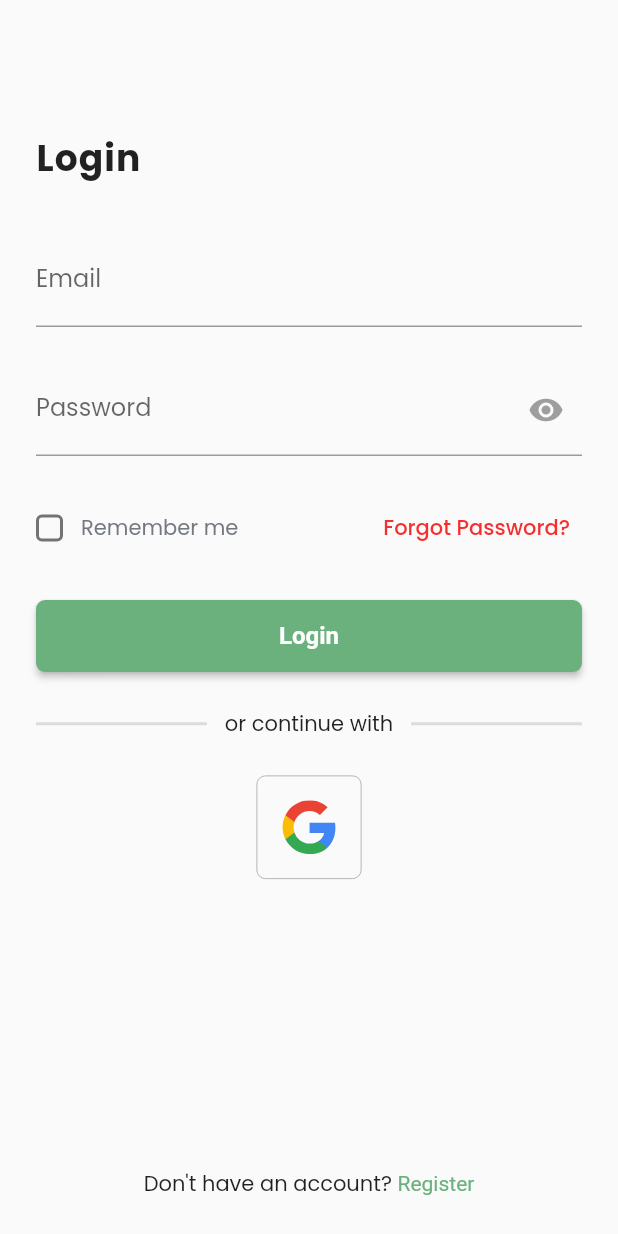
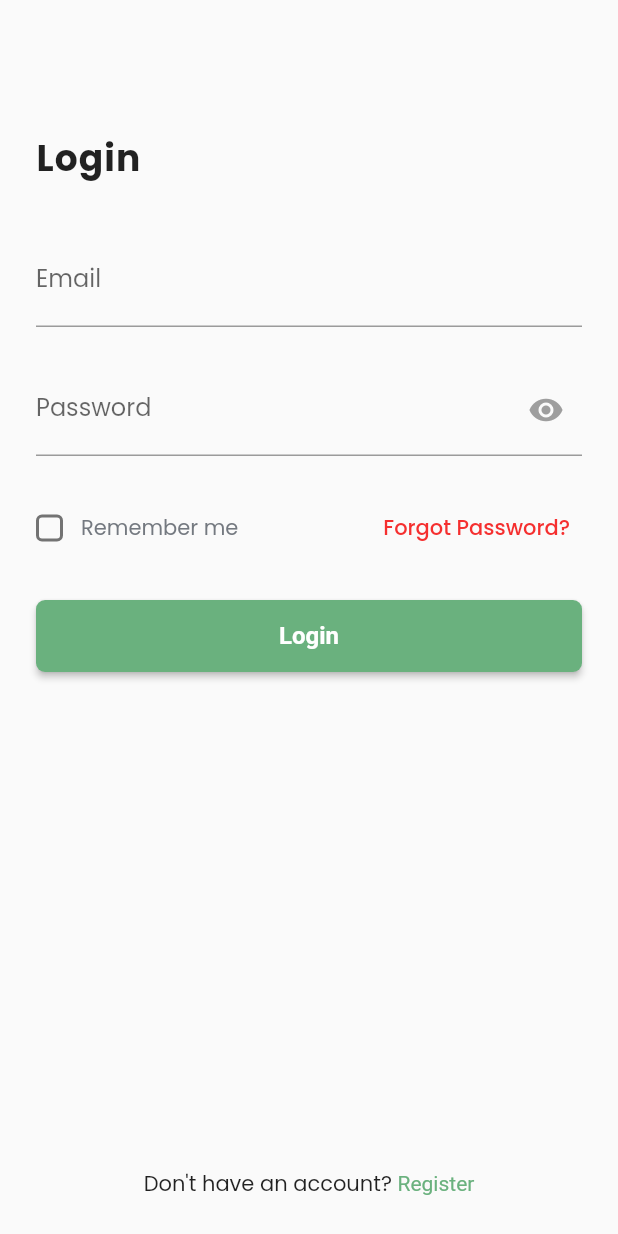
Before and after one commit to ink0rr/pemob-ehelpdesk, a Flutter app: the screen it shows after launch, on a phone screen of 412 x 824 dp. Run offline on Flutter 3.47's test engine with Material 2 defaults, Android fonts, the phone set to English and light mode, and no system bars; our stand-ins replace chat_bubbles, cloud_firestore, email_validator, firebase_auth, firebase_core, flutter_hooks and 3 more; accounts and stored records are empty.

Commit message:
Remove google sign in

```diff
--- a/lib/pages/login_page.dart
+++ b/lib/pages/login_page.dart
@@ -1,5 +1,3 @@
-import 'dart:io';
-
 import 'package:ehelpdesk/pages/register_page.dart';
 import 'package:ehelpdesk/widgets/async_button.dart';
 import 'package:ehelpdesk/widgets/labeled_checkbox.dart';
@@ -8,7 +6,6 @@ import 'package:firebase_auth/firebase_auth.dart';
 import 'package:flutter/gestures.dart';
 import 'package:flutter/material.dart';
 import 'package:flutter_hooks/flutter_hooks.dart';
-import 'package:flutter_svg/svg.dart';
 import 'package:hooks_riverpod/hooks_riverpod.dart';
 
 import 'home_page.dart';
@@ -163,63 +160,6 @@ class LoginPage extends HookConsumerWidget {
                             }
                           },
                         ),
-                        if (Platform.isAndroid)
-                          Column(
-                            children: [
-                              const SizedBox(height: 24),
-                              const Row(
-                                children: [
-                                  Expanded(
-                                    child: Divider(
-                                      endIndent: 12,
-                                      thickness: 2,
-                                    ),
-                                  ),
-                                  Text('or continue with'),
-                                  Expanded(
-                                    child: Divider(
-                                      indent: 12,
-                                      thickness: 2,
-                                    ),
-                                  ),
-                                ],
-                              ),
-                              const SizedBox(height: 24),
-                              Ink(
-                                decoration: BoxDecoration(
-                                  border: Border.all(
-                                    color: Colors.grey,
-                                    width: 0.5,
-                                  ),
-                                  borderRadius: BorderRadius.circular(6),
-                                ),
-                                child: InkWell(
-                                  child: Padding(
-                                    padding: const EdgeInsets.all(16),
-                                    child: SvgPicture.asset(
-                                        'assets/icons/google.svg'),
-                                  ),
-                                  onTap: () async {
-                                    final credentials = await FirebaseAuth
-                                        .instance
-                                        .signInWithProvider(
-                                            GoogleAuthProvider());
-
-                                    if (credentials.user != null &&
-                                        context.mounted) {
-                                      Navigator.of(context).pushAndRemoveUntil(
-                                        MaterialPageRoute(
-                                          builder: (context) =>
-                                              const HomePage(),
-                                        ),
-                                        (_) => false,
-                                      );
-                                    }
-                                  },
-                                ),
-                              )
-                            ],
-                          ),
                         const SizedBox(height: 24),
                         Expanded(
                           child: Row(
--- a/pubspec.yaml
+++ b/pubspec.yaml
@@ -28,7 +28,6 @@ dev_dependencies:
 flutter:
   uses-material-design: true
   assets:
-    - assets/icons/google.svg
     - assets/icons/question.svg
 
   # To add custom fonts to your application, add a fonts section here,
```
Also changed, not shown: lib/pages/register_page.dart (+0 -57 lines), assets/icons/google.svg (deleted).
